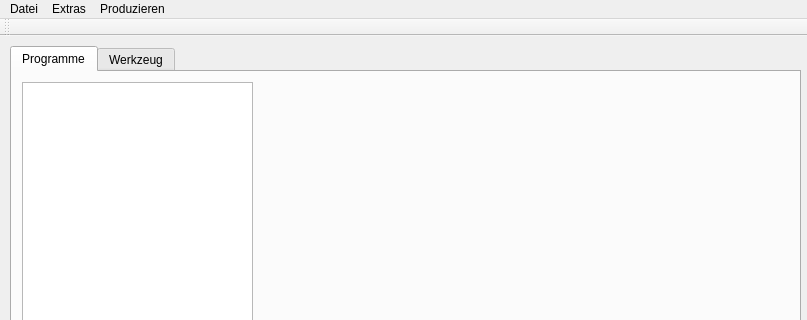
Qt form mainwindow.ui (TischlerWilly/iwop) before a commit; both pictures show x 0 to 807 and y 0 to 320 of the 807 by 618 pixel window.
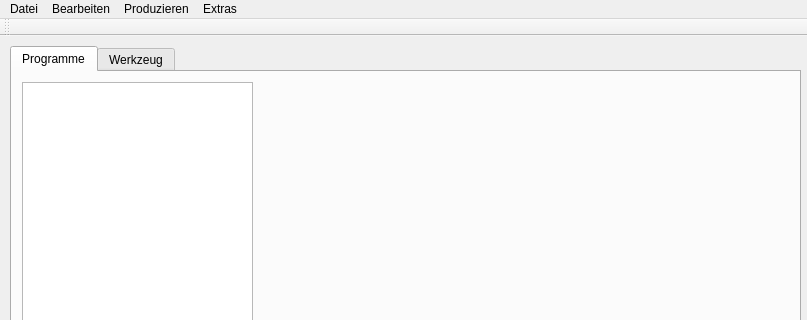
The same form after that commit.

```diff
--- a/mainwindow.ui
+++ b/mainwindow.ui
@@ -88,9 +88,16 @@
     </property>
     <addaction name="actionMakeProgrammkopf"/>
    </widget>
+   <widget class="QMenu" name="menuBearbeiten">
+    <property name="title">
+     <string>Bearbeiten</string>
+    </property>
+    <addaction name="action_aendern"/>
+   </widget>
    <addaction name="menuDatei"/>
-   <addaction name="menuExtras"/>
+   <addaction name="menuBearbeiten"/>
    <addaction name="menuProduzieren"/>
+   <addaction name="menuExtras"/>
   </widget>
   <widget class="QToolBar" name="mainToolBar">
    <attribute name="toolBarArea">
```
Left out of the diff: 5 changed lines with no effect on the pictures.
